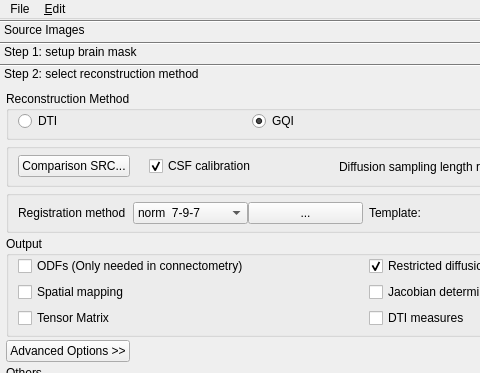
The window that reconstruction/reconstruction_window.ui (frankyeh/DSI-Studio) describes before a commit, drawn with Qt 5; both pictures show x 0 to 480 and y 0 to 373 of the 731 by 622 pixel window.
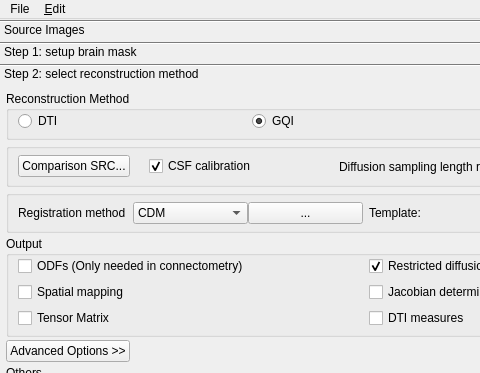
The same window after the commit. The open tabs and pages were chosen to show the change. Icons and pictures are not drawn.

```diff
--- a/reconstruction/reconstruction_window.ui
+++ b/reconstruction/reconstruction_window.ui
@@ -707,6 +707,9 @@
                  <verstretch>0</verstretch>
                 </sizepolicy>
                </property>
+               <property name="currentIndex">
+                <number>3</number>
+               </property>
                <item>
                 <property name="text">
                  <string>norm  7-9-7</string>
```
Left out of the diff: 2 changed lines with no effect on the pictures.
